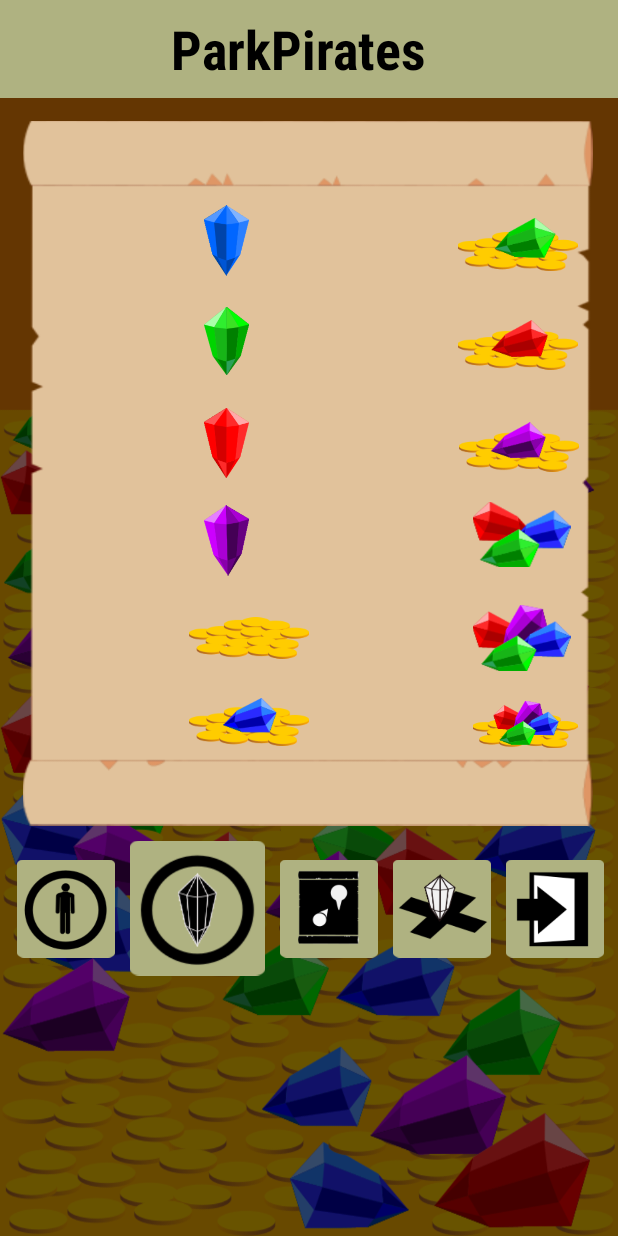
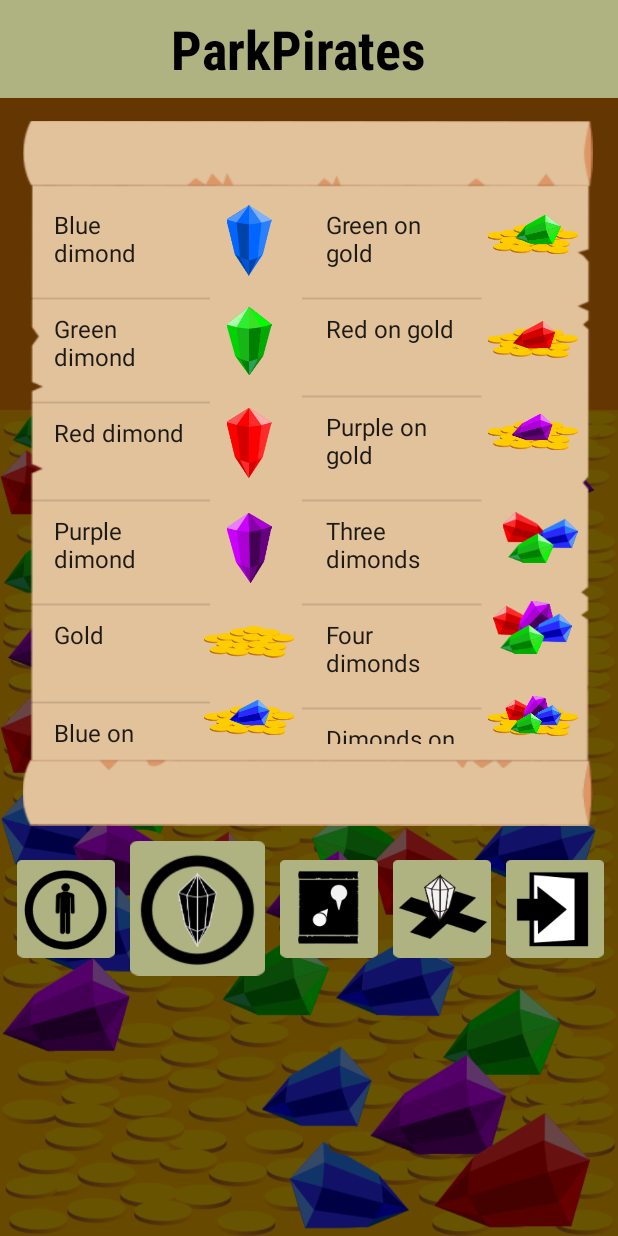
Before and after one commit to Khepra/ParkPiratesMobile, an Android app: the TreasureInfoActivity screen opened directly, with no data from a screen before it, on a phone screen of 412 x 824 dp. Run offline under Robolectric (Android 15) with nearby library versions, the phone set to English and light mode, and no system bars; libraries missing offline, so code that uses them is left out: com.mapbox.mapboxsdk.

```diff
--- a/app/src/main/java/hi/parkpirates/android/controller/BuryActivity.java
+++ b/app/src/main/java/hi/parkpirates/android/controller/BuryActivity.java
@@ -59,6 +59,7 @@ public class BuryActivity extends AppCompatActivity {
 		logout = (Button)findViewById(R.id.layout_bury_button_login);
 
 
+		// onckilcklistener for logout, it leads to login page
 		logout.setOnClickListener(new View.OnClickListener() {
 			@Override
 			public void onClick(View v) {
@@ -68,6 +69,7 @@ public class BuryActivity extends AppCompatActivity {
 			}
 		});
 
+		// onckilcklistener for bury
 		bury.setOnClickListener(new View.OnClickListener() {
 			@Override
 			public void onClick(View v) {
@@ -77,6 +79,7 @@ public class BuryActivity extends AppCompatActivity {
 			}
 		});
 
+		// onckilcklistener for map
 		map.setOnClickListener(new View.OnClickListener() {
 			@Override
 			public void onClick(View v) {
@@ -86,6 +89,7 @@ public class BuryActivity extends AppCompatActivity {
 			}
 		});
 
+		// onckilcklistener for treasure info
 		treasure.setOnClickListener(new View.OnClickListener() {
 			@Override
 			public void onClick(View v) {
@@ -96,6 +100,7 @@ public class BuryActivity extends AppCompatActivity {
 		});
 
 
+		// onckilcklistener for user info
 		user.setOnClickListener(new View.OnClickListener() {
 			@Override
 			public void onClick(View v) {
--- a/app/src/main/java/hi/parkpirates/android/controller/TreasureInfoActivity.java
+++ b/app/src/main/java/hi/parkpirates/android/controller/TreasureInfoActivity.java
@@ -4,19 +4,28 @@ import android.content.Context;
 import android.content.Intent;
 import android.view.View;
 import android.widget.Button;
+import android.widget.ListView;
+import android.widget.SimpleAdapter;
+import android.widget.TextView;
+import androidx.annotation.NonNull;
 import androidx.appcompat.app.AppCompatActivity;
 import android.os.Bundle;
+import com.mapbox.mapboxsdk.maps.MapboxMap;
+import com.mapbox.mapboxsdk.maps.OnMapReadyCallback;
+import com.mapbox.mapboxsdk.maps.Style;
 import hi.parkpirates.android.R;
 import hi.parkpirates.android.model.GameInterface;
+import hi.parkpirates.android.model.Treasure;
+
+import java.util.ArrayList;
+import java.util.HashMap;
+import java.util.Map;
 
 public class TreasureInfoActivity extends AppCompatActivity {
 	private GameInterface model = null;
-	private Button user;
-	private Button treasure;
-	private Button map;
-	private Button bury;
-	private Button logout;
-
+	private Button user, treasure, map, bury, logout;
+	private ListView leftList;
+	private ListView rightList;
 
 	// NOTE: Lifecycle methods overridden here for informational
 	//	purposes only at present -- wanted to have a look at how/when
@@ -57,6 +66,7 @@ public class TreasureInfoActivity extends AppCompatActivity {
 	protected void onCreate(Bundle savedInstanceState) {
 		super.onCreate(savedInstanceState);
 		setContentView(R.layout.activity_treasure_info);
+		this.displayListview();
 
 		user = (Button)findViewById(R.id.layout_treasure_button_userInfo);
 		treasure = (Button)findViewById(R.id.layout_treasure_button_treasureInfo);
@@ -64,13 +74,16 @@ public class TreasureInfoActivity extends AppCompatActivity {
 		bury = (Button)findViewById(R.id.layout_treasure_button_bury);
 		logout = (Button)findViewById(R.id.layout_treasure_button_login);
 
+		//leftList = (ListView)findViewById(R.id.treasure_listview_left);
+		//rightList = (ListView)findViewById(R.id.treasure_listview_right);
 
 		model = getIntent().getParcelableExtra(getString(R.string.intent_key_game_interface));
+
 		if (model == null) {
 			System.err.println("TREASURE_INFO: Error -- failed to receive game interface.");
 		}
 
-
+		// onckilcklistener for logout, it leads to login page
 		logout.setOnClickListener(new View.OnClickListener() {
 			@Override
 			public void onClick(View v) {
@@ -80,6 +93,7 @@ public class TreasureInfoActivity extends AppCompatActivity {
 			}
 		});
 
+		// onckilcklistener for bury
 		bury.setOnClickListener(new View.OnClickListener() {
 			@Override
 			public void onClick(View v) {
@@ -89,6 +103,7 @@ public class TreasureInfoActivity extends AppCompatActivity {
 			}
 		});
 
+		// onckilcklistener for map
 		map.setOnClickListener(new View.OnClickListener() {
 			@Override
 			public void onClick(View v) {
@@ -98,6 +113,7 @@ public class TreasureInfoActivity extends AppCompatActivity {
 			}
 		});
 
+		// onckilcklistener for treasure info
 		treasure.setOnClickListener(new View.OnClickListener() {
 			@Override
 			public void onClick(View v) {
@@ -107,6 +123,7 @@ public class TreasureInfoActivity extends AppCompatActivity {
 			}
 		});
 
+		// onckilcklistener for user info
 		user.setOnClickListener(new View.OnClickListener() {
 			@Override
 			public void onClick(View v) {
@@ -115,6 +132,34 @@ public class TreasureInfoActivity extends AppCompatActivity {
 				finish();
 			}
 		});
+	}
+
+	private void displayListview() {
+		String[] titleL = {"Blue dimond","Green dimond", "Red dimond", "Purple dimond", "Gold", "Blue on gold"};
+		String[] titleR = {"Green on gold", "Red on gold", "Purple on gold", "Three dimonds", "Four dimonds", "Dimonds on gold"};
+		//Integer[] image = {R.drawable.blue_dimond, R.drawable.green_dimond, R.drawable.red_dimond, R.drawable.purple_dimond, R.drawable.gold, R.drawable.gold_blue_dimond};
+		ArrayList<Map<String,Object>> treasureL = new ArrayList<Map<String,Object>>();
+		ArrayList<Map<String,Object>> treasureR = new ArrayList<Map<String,Object>>();
+		int titlelen = titleL.length;
+		for(int i = 0; i < titlelen; i++) {
+			Map<String,Object> listMapL = new HashMap<String,Object>();
+			Map<String,Object> listMapR = new HashMap<String,Object>();
+			listMapL.put("title", titleL[i]);
+		//	listMapL.put("image", image[i]);
+			listMapR.put("title", titleR[i]);
+			treasureL.add(listMapL);
+			treasureR.add(listMapR);
+		}
+
+		SimpleAdapter simpleAdapterL = new SimpleAdapter(this, treasureL, android.R.layout.simple_list_item_2,
+				new String[]{"title"}, new int[]{android.R.id.text1});
+		SimpleAdapter simpleAdapterR = new SimpleAdapter(this, treasureR, android.R.layout.simple_list_item_2,
+				new String[]{"title"}, new int[]{android.R.id.text1});
+
+		leftList = (ListView)findViewById(R.id.treasure_listview_left);
+		rightList = (ListView)findViewById(R.id.treasure_listview_right);
+		leftList.setAdapter(simpleAdapterL);
+		rightList.setAdapter(simpleAdapterR);
 	}
 
 	// prepare(..) static method provides a mechanism for other activities to
--- a/app/src/main/java/hi/parkpirates/android/controller/UserInfoActivity.java
+++ b/app/src/main/java/hi/parkpirates/android/controller/UserInfoActivity.java
@@ -76,6 +76,7 @@ public class UserInfoActivity extends AppCompatActivity {
 			System.out.println("USER_INFO: Unpacked game interface.");
 		}
 
+
 		logout.setOnClickListener(new View.OnClickListener() {
 			@Override
 			public void onClick(View v) {
@@ -85,6 +86,7 @@ public class UserInfoActivity extends AppCompatActivity {
 			}
 		});
 
+		// onckilcklistener for bury
 		bury.setOnClickListener(new View.OnClickListener() {
 			@Override
 			public void onClick(View v) {
@@ -94,6 +96,7 @@ public class UserInfoActivity extends AppCompatActivity {
 			}
 		});
 
+		// onckilcklistener for map
 		map.setOnClickListener(new View.OnClickListener() {
 			@Override
 			public void onClick(View v) {
@@ -103,6 +106,7 @@ public class UserInfoActivity extends AppCompatActivity {
 			}
 		});
 
+		// onckilcklistener for treasure info
 		treasure.setOnClickListener(new View.OnClickListener() {
 			@Override
 			public void onClick(View v) {
@@ -112,6 +116,7 @@ public class UserInfoActivity extends AppCompatActivity {
 			}
 		});
 
+		// onckilcklistener for user info
 		user.setOnClickListener(new View.OnClickListener() {
 			@Override
 			public void onClick(View v) {
--- a/app/src/main/res/layout/activity_treasure_info.xml
+++ b/app/src/main/res/layout/activity_treasure_info.xml
@@ -42,103 +42,117 @@
                 android:background="@drawable/rolled_map6">
 
             <ListView
-                    android:layout_width="100dp"
+                    android:id="@+id/treasure_listview_left"
+                    android:layout_width="120dp"
                     android:layout_height="365dp"
-                    android:translationX="10dp"
-                    android:translationY="50dp"/>
+                    android:translationX="5dp"
+                    android:translationY="50dp"
+                    />
 
             <ImageView
                     android:layout_width="30dp"
                     android:layout_height="50dp"
                     app:srcCompat="@drawable/blue_dimond"
                     android:id="@+id/imageView_blue_dimond"
-                    android:translationX="121dp"
+                    android:translationX="136dp"
                     android:translationY="55dp"/>
+
             <ImageView
                     android:layout_width="30dp"
                     android:layout_height="50dp"
                     app:srcCompat="@drawable/green_dimond"
                     android:id="@+id/imageView_green_dimond"
-                    android:translationX="121dp"
+                    android:translationX="136dp"
                     android:translationY="122dp"/>
+
             <ImageView
                     android:layout_width="30dp"
                     android:layout_height="50dp"
                     app:srcCompat="@drawable/red_dimond"
                     android:id="@+id/imageView_red_dimond"
-                    android:translationX="121dp"
+                    android:translationX="136dp"
                     android:translationY="190dp"/>
+
             <ImageView
                     android:layout_width="30dp"
                     android:layout_height="50dp"
                     app:srcCompat="@drawable/purple_dimond"
                     android:id="@+id/imageView_purple_dimond"
-                    android:translationX="121dp"
-                    android:translationY="255dp"/>
+                    android:translationX="136dp"
+                    android:translationY="260dp"/>
+
             <ImageView
-                    android:layout_width="80dp"
-                    android:layout_height="60dp"
+                    android:layout_width="60dp"
+                    android:layout_height="25dp"
                     app:srcCompat="@drawable/gold"
                     android:id="@+id/imageView_gold"
-                    android:translationX="111dp"
-                    android:translationY="315dp"/>
+                    android:translationX="121dp"
+                    android:translationY="335dp"/>
+
             <ImageView
-                    android:layout_width="80dp"
-                    android:layout_height="60dp"
+                    android:layout_width="60dp"
+                    android:layout_height="34dp"
                     app:srcCompat="@drawable/gold_blue_dimond"
                     android:id="@+id/imageView_gold_blue_dimond"
-                    android:translationX="111dp"
-                    android:translationY="371dp"/>
+                    android:translationX="121dp"
+                    android:translationY="381dp"/>
 
 
             <ListView
-                    android:layout_width="100dp"
+                    android:id="@+id/treasure_listview_right"
+                    android:layout_width="120dp"
                     android:layout_height="365dp"
                     android:translationX="186dp"
-                    android:translationY="50dp"/>
+                    android:translationY="50dp"
+                    android:textSize="4sp"/>
 
             <ImageView
-                    android:layout_width="80dp"
-                    android:layout_height="55dp"
+                    android:layout_width="60dp"
+                    android:layout_height="32dp"
                     app:srcCompat="@drawable/gold_green_dimond"
                     android:id="@+id/imageView_gold_green_dimond"
-                    android:translationX="290dp"
-                    android:translationY="55dp"/>
+                    android:translationX="310dp"
+                    android:translationY="60dp"/>
+
             <ImageView
-                    android:layout_width="80dp"
-                    android:layout_height="55dp"
+                    android:layout_width="60dp"
+                    android:layout_height="35dp"
+                    app:srcCompat="@drawable/gold_purple_dimond"
+                    android:id="@+id/imageView_gold_purple_dimond"
+                    android:translationX="310dp"
+                    android:translationY="190dp"/>
+
+            <ImageView
+                    android:layout_width="60dp"
+                    android:layout_height="32dp"
                     app:srcCompat="@drawable/gold_red_dimond"
                     android:id="@+id/imageView_gold_red_dimond"
-                    android:translationX="290dp"
-                    android:translationY="122dp"/>
+                    android:translationX="310dp"
+                    android:translationY="130dp"/>
+
             <ImageView
-                    android:layout_width="80dp"
-                    android:layout_height="55dp"
-                    app:srcCompat="@drawable/gold_purple_dimond"
-                    android:id="@+id/imageView_gold_purple_dimond"
-                    android:translationX="291dp"
-                    android:translationY="190dp"/>
-            <ImageView
-                    android:layout_width="65dp"
-                    android:layout_height="50dp"
+                    android:layout_width="50dp"
+                    android:layout_height="36dp"
                     app:srcCompat="@drawable/three_dimonds"
                     android:id="@+id/imageView_three_dimonds"
-                    android:translationX="300dp"
-                    android:translationY="251dp"/>
+                    android:translationX="320dp"
+                    android:translationY="260dp"/>
+
             <ImageView
-                    android:layout_width="65dp"
-                    android:layout_height="50dp"
+                    android:layout_width="60dp"
+                    android:layout_height="35dp"
                     app:srcCompat="@drawable/four_dimonds"
                     android:id="@+id/imageView_four_dimonds"
-                    android:translationX="300dp"
+                    android:translationX="310dp"
                     android:translationY="320dp"/>
+
             <ImageView
-                    android:layout_width="70dp"
-                    android:layout_height="55dp"
+                    android:layout_width="60dp"
+                    android:layout_height="32dp"
                     app:srcCompat="@drawable/gold_four_dimonds"
                     android:id="@+id/imageView_gold_four_dimonds"
-                    android:translationX="300dp"
-                    android:translationY="375dp"/>
+                    android:translationX="310dp"
+                    android:translationY="381dp"/>
         </FrameLayout>
 
 
```
Also changed, not shown: app/src/main/java/hi/parkpirates/android/GameView.java (deleted, +0 -64 lines), app/src/main/java/hi/parkpirates/android/StartGame.java (deleted, +0 -15 lines), app/src/main/java/hi/parkpirates/android/controller/MapActivity.java (+21 -7 lines), app/src/main/res/drawable_treasure/blue_dimond.png (added), app/src/main/res/drawable_treasure/four_dimonds.png (added), app/src/main/res/drawable_treasure/gold.png (added), app/src/main/res/drawable_treasure/gold_blue_dimond.png (added), app/src/main/res/drawable_treasure/gold_four_dimonds.png (added), app/src/main/res/drawable_treasure/gold_green_dimond.png (added), app/src/main/res/drawable_treasure/gold_purple_dimond.png (added), app/src/main/res/drawable_treasure/gold_red_dimond.png (added), app/src/main/res/drawable_treasure/green_dimond.png (added), app/src/main/res/drawable_treasure/purple_dimond.png (added), app/src/main/res/drawable_treasure/red_dimond.png (added), 1 more files, 1 other file.
